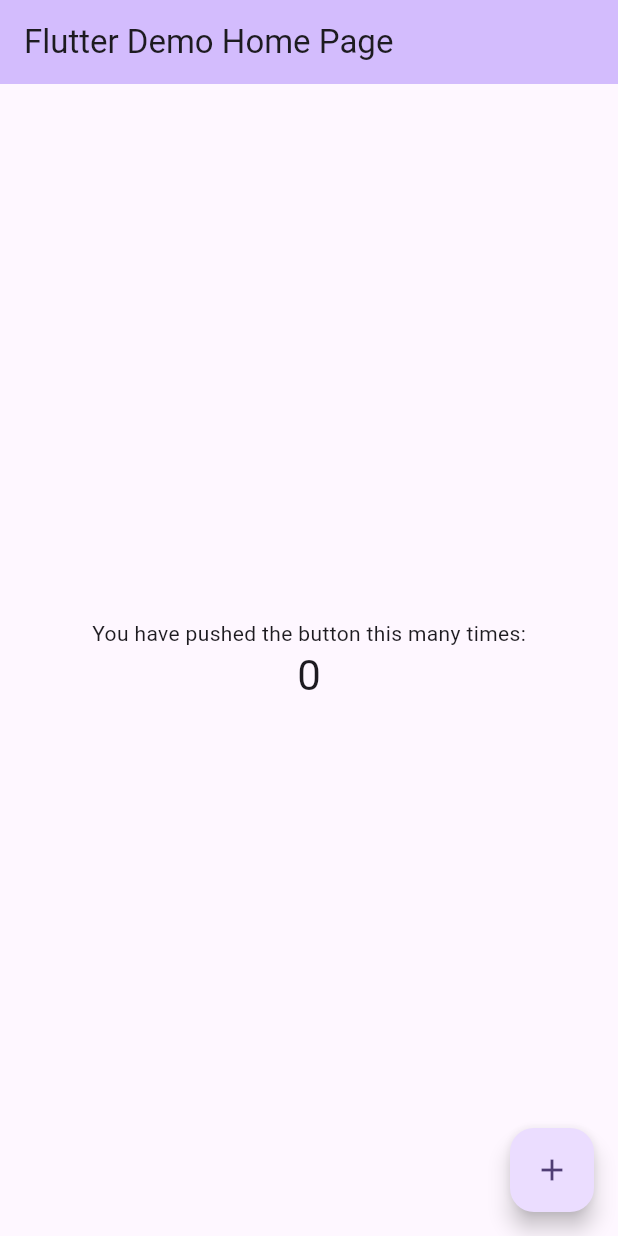
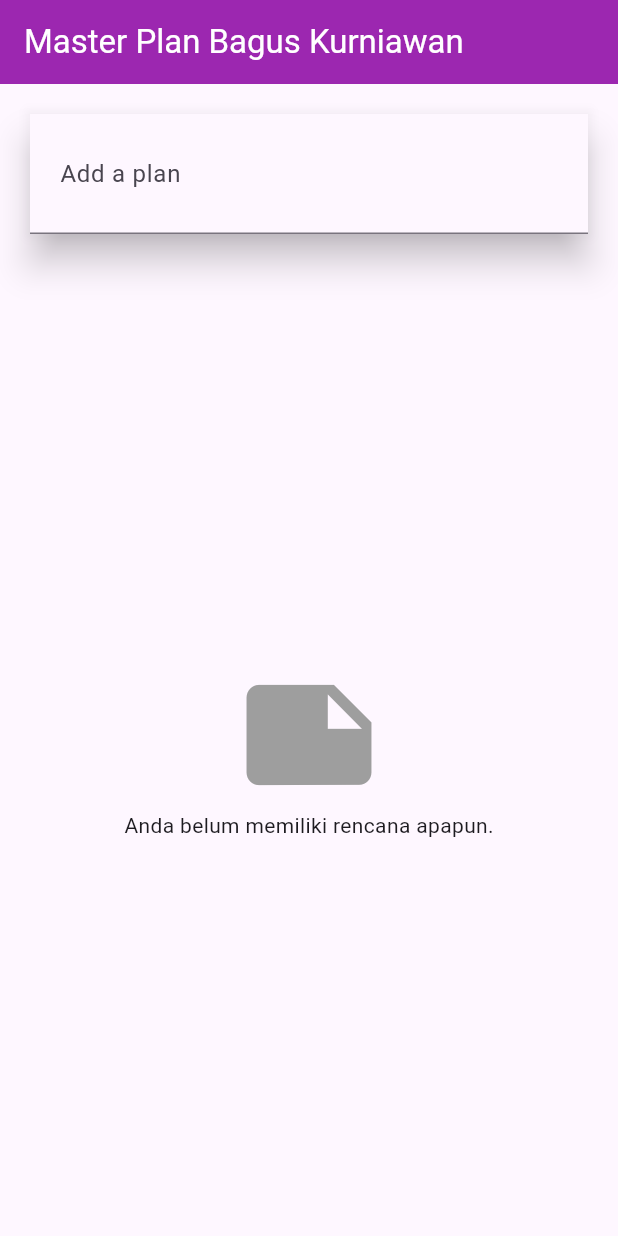
Before and after one commit to daniprtma/master_plan_, a Flutter app: the screen it shows after launch, on a phone screen of 412 x 824 dp. Run offline on Flutter 3.47's test engine with Material 3 defaults, Android fonts, the phone set to English and light mode, and no system bars.

Commit message:
main: Updated

```diff
--- a/lib/main.dart
+++ b/lib/main.dart
@@ -1,125 +1,24 @@
 import 'package:flutter/material.dart';
+import 'package:master_plan/models/plan.dart';
+import 'package:master_plan/providers/plan_providers.dart';
+import 'package:master_plan/views/plan_creator_screen.dart';
 
-void main() {
-  runApp(const MyApp());
-}
+void main() => runApp(MasterPlanApp());
 
-class MyApp extends StatelessWidget {
-  const MyApp({super.key});
+class MasterPlanApp extends StatelessWidget {
+  const MasterPlanApp({super.key});
 
-  // This widget is the root of your application.
   @override
   Widget build(BuildContext context) {
-    return MaterialApp(
-      title: 'Flutter Demo',
-      theme: ThemeData(
-        // This is the theme of your application.
-        //
-        // TRY THIS: Try running your application with "flutter run". You'll see
-        // the application has a purple toolbar. Then, without quitting the app,
-        // try changing the seedColor in the colorScheme below to Colors.green
-        // and then invoke "hot reload" (save your changes or press the "hot
-        // reload" button in a Flutter-supported IDE, or press "r" if you used
-        // the command line to start the app).
-        //
-        // Notice that the counter didn't reset back to zero; the application
-        // state is not lost during the reload. To reset the state, use hot
-        // restart instead.
-        //
-        // This works for code too, not just values: Most code changes can be
-        // tested with just a hot reload.
-        colorScheme: ColorScheme.fromSeed(seedColor: Colors.deepPurple),
-        useMaterial3: true,
+    return PlanProvider(
+      notifier: ValueNotifier<List<Plan>>(const []),
+      child: MaterialApp(
+        title: 'State management app',
+        theme: ThemeData(
+          primarySwatch: Colors.blue,
+        ),
+        home: const PlanCreatorScreen(),
       ),
-      home: const MyHomePage(title: 'Flutter Demo Home Page'),
     );
   }
 }
-
-class MyHomePage extends StatefulWidget {
-  const MyHomePage({super.key, required this.title});
-
-  // This widget is the home page of your application. It is stateful, meaning
-  // that it has a State object (defined below) that contains fields that affect
-  // how it looks.
-
-  // This class is the configuration for the state. It holds the values (in this
-  // case the title) provided by the parent (in this case the App widget) and
-  // used by the build method of the State. Fields in a Widget subclass are
-  // always marked "final".
-
-  final String title;
-
-  @override
-  State<MyHomePage> createState() => _MyHomePageState();
-}
-
-class _MyHomePageState extends State<MyHomePage> {
-  int _counter = 0;
-
-  void _incrementCounter() {
-    setState(() {
-      // This call to setState tells the Flutter framework that something has
-      // changed in this State, which causes it to rerun the build method below
-      // so that the display can reflect the updated values. If we changed
-      // _counter without calling setState(), then the build method would not be
-      // called again, and so nothing would appear to happen.
-      _counter++;
-    });
-  }
-
-  @override
-  Widget build(BuildContext context) {
-    // This method is rerun every time setState is called, for instance as done
-    // by the _incrementCounter method above.
-    //
-    // The Flutter framework has been optimized to make rerunning build methods
-    // fast, so that you can just rebuild anything that needs updating rather
-    // than having to individually change instances of widgets.
-    return Scaffold(
-      appBar: AppBar(
-        // TRY THIS: Try changing the color here to a specific color (to
-        // Colors.amber, perhaps?) and trigger a hot reload to see the AppBar
-        // change color while the other colors stay the same.
-        backgroundColor: Theme.of(context).colorScheme.inversePrimary,
-        // Here we take the value from the MyHomePage object that was created by
-        // the App.build method, and use it to set our appbar title.
-        title: Text(widget.title),
-      ),
-      body: Center(
-        // Center is a layout widget. It takes a single child and positions it
-        // in the middle of the parent.
-        child: Column(
-          // Column is also a layout widget. It takes a list of children and
-          // arranges them vertically. By default, it sizes itself to fit its
-          // children horizontally, and tries to be as tall as its parent.
-          //
-          // Column has various properties to control how it sizes itself and
-          // how it positions its children. Here we use mainAxisAlignment to
-          // center the children vertically; the main axis here is the vertical
-          // axis because Columns are vertical (the cross axis would be
-          // horizontal).
-          //
-          // TRY THIS: Invoke "debug painting" (choose the "Toggle Debug Paint"
-          // action in the IDE, or press "p" in the console), to see the
-          // wireframe for each widget.
-          mainAxisAlignment: MainAxisAlignment.center,
-          children: <Widget>[
-            const Text(
-              'You have pushed the button this many times:',
-            ),
-            Text(
-              '$_counter',
-              style: Theme.of(context).textTheme.headlineMedium,
-            ),
-          ],
-        ),
-      ),
-      floatingActionButton: FloatingActionButton(
-        onPressed: _incrementCounter,
-        tooltip: 'Increment',
-        child: const Icon(Icons.add),
-      ), // This trailing comma makes auto-formatting nicer for build methods.
-    );
-  }
-}
--- /dev/null
+++ b/lib/models/data_layers.dart
@@ -0,0 +1,2 @@
+export 'plan.dart';
+export 'task.dart';
--- /dev/null
+++ b/lib/models/plan.dart
@@ -0,0 +1,10 @@
+import './task.dart';
+
+class Plan {
+  int get completedCount => tasks.where((task) => task.complete).length;
+  String get completenessMessage => '$completedCount out of ${tasks.length} tasks';
+
+  final String name;
+  final List<Task> tasks;
+  const Plan({this.name = '', this.tasks = const []});
+}
--- /dev/null
+++ b/lib/models/task.dart
@@ -0,0 +1,6 @@
+class Task {
+  final String description;
+  final bool complete;
+
+  const Task({this.complete = false, this.description = ''});
+}
--- /dev/null
+++ b/lib/providers/plan_providers.dart
@@ -0,0 +1,14 @@
+import 'package:flutter/material.dart';
+import '../models/data_layers.dart';
+
+class PlanProvider extends
+InheritedNotifier<ValueNotifier<List<Plan>>> {
+  const PlanProvider({super.key, required Widget child, required
+ValueNotifier<List<Plan>> notifier})
+     : super(child: child, notifier: notifier);
+
+  static ValueNotifier<List<Plan>> of(BuildContext context) {
+    return context.
+dependOnInheritedWidgetOfExactType<PlanProvider>()!.notifier!;
+  }
+}
--- /dev/null
+++ b/lib/views/plan_creator_screen.dart
@@ -0,0 +1,99 @@
+import 'package:flutter/material.dart';
+import 'package:master_plan/providers/plan_providers.dart';
+import 'package:master_plan/views/plan_screen.dart';
+import '../models/data_layers.dart';
+
+class PlanCreatorScreen extends StatefulWidget {
+  const PlanCreatorScreen({super.key});
+
+  @override
+  State<PlanCreatorScreen> createState() => _PlanCreatorScreenState();
+}
+
+class _PlanCreatorScreenState extends State<PlanCreatorScreen> {
+  final textController = TextEditingController();
+
+  @override
+  void dispose() {
+    textController.dispose();
+    super.dispose();
+  }
+
+  Widget build(BuildContext context) {
+    return Scaffold(
+      appBar: AppBar(
+        title: const Text(style: TextStyle(color: Colors.white), 'Master Plan Bagus Kurniawan'),
+        backgroundColor: Colors.purple,
+      ),
+      body: Column(
+        children: [
+          _buildListCreator(),
+          Expanded(child: _buildMasterPlans()),
+        ],
+      ),
+    );
+  }
+
+  Widget _buildListCreator() {
+    return Padding(
+      padding: const EdgeInsets.all(20.0),
+      child: Material(
+        color: Theme.of(context).cardColor,
+        elevation: 10,
+        child: TextField(
+          controller: textController,
+          decoration: const InputDecoration(
+            labelText: 'Add a plan',
+            contentPadding: EdgeInsets.all(20),
+          ),
+          onEditingComplete: addPlan,
+        ),
+      ),
+    );
+  }
+
+  void addPlan() {
+    final text = textController.text;
+    if (text.isEmpty) return;
+
+    final plan = Plan(name: text, tasks: []);
+    ValueNotifier<List<Plan>> planNotifier = PlanProvider.of(context);
+    planNotifier.value = List<Plan>.from(planNotifier.value)..add(plan);
+
+    textController.clear();
+    FocusScope.of(context).requestFocus(FocusNode());
+  }
+
+  Widget _buildMasterPlans() {
+    ValueNotifier<List<Plan>> planNotifier = PlanProvider.of(context);
+    List<Plan> plans = planNotifier.value;
+
+    if (plans.isEmpty) {
+      return Column(
+        mainAxisAlignment: MainAxisAlignment.center,
+        children: const <Widget>[
+          Icon(Icons.note, size: 100, color: Colors.grey),
+          Text('Anda belum memiliki rencana apapun.'),
+        ],
+      );
+    }
+
+    return ListView.builder(
+      itemCount: plans.length,
+      itemBuilder: (context, index) {
+        final plan = plans[index];
+        return ListTile(
+          title: Text(plan.name),
+          subtitle: Text(plan.completenessMessage),
+          onTap: () {
+            Navigator.of(context).push(
+              MaterialPageRoute(
+                builder: (_) => PlanScreen(plan: plan),
+              ),
+            );
+          },
+        );
+      },
+    );
+  }
+}
--- /dev/null
+++ b/lib/views/plan_screen.dart
@@ -0,0 +1,118 @@
+import '../models/data_layers.dart';
+import 'package:flutter/material.dart';
+import 'package:master_plan/providers/plan_providers.dart';
+
+class PlanScreen extends StatefulWidget {
+  final Plan plan;
+
+  const PlanScreen({super.key, required this.plan});
+
+  @override
+  State createState() => _PlanScreenState();
+}
+
+class _PlanScreenState extends State<PlanScreen> {
+  late ScrollController scrollController;
+  Plan get plan => widget.plan;
+
+  @override
+  void initState() {
+    super.initState();
+    scrollController = ScrollController()
+      ..addListener(() {
+        FocusScope.of(context).requestFocus(FocusNode());
+      });
+  }
+
+  @override
+  void dispose() {
+    scrollController.dispose();
+    super.dispose();
+  }
+
+  @override
+  Widget build(BuildContext context) {
+    ValueNotifier<List<Plan>> plansNotifier = PlanProvider.of(context);
+
+    return Scaffold(
+      appBar: AppBar(title: Text(plan.name)),
+      body: ValueListenableBuilder<List<Plan>>(
+        valueListenable: plansNotifier,
+        builder: (context, plans, child) {
+          Plan currentPlan = plans.firstWhere((p) => p.name == plan.name);
+          return Column(
+            children: [
+              Expanded(child: _buildList(currentPlan)),
+              SafeArea(child: Text(currentPlan.completenessMessage)),
+            ],
+          );
+        },
+      ),
+      floatingActionButton: _buildAddTaskButton(context),
+    );
+  }
+
+  Widget _buildAddTaskButton(BuildContext context) {
+    ValueNotifier<List<Plan>> planNotifier = PlanProvider.of(context);
+    return FloatingActionButton(
+      child: const Icon(Icons.add),
+      onPressed: () {
+        Plan currentPlan = plan;
+        int planIndex = planNotifier.value.indexWhere((p) => p.name == currentPlan.name);
+        List<Task> updatedTasks = List<Task>.from(currentPlan.tasks)..add(const Task());
+        planNotifier.value = List<Plan>.from(planNotifier.value)
+          ..[planIndex] = Plan(
+            name: currentPlan.name,
+            tasks: updatedTasks,
+          );
+      },
+    );
+  }
+
+  Widget _buildList(Plan currentPlan) {
+    return ListView.builder(
+      controller: scrollController,
+      itemCount: currentPlan.tasks.length,
+      itemBuilder: (context, index) => _buildTaskTile(currentPlan.tasks[index], index, context),
+    );
+  }
+
+  Widget _buildTaskTile(Task task, int index, BuildContext context) {
+    ValueNotifier<List<Plan>> planNotifier = PlanProvider.of(context);
+
+    return ListTile(
+      leading: Checkbox(
+        value: task.complete,
+        onChanged: (selected) {
+          Plan currentPlan = plan;
+          int planIndex = planNotifier.value.indexWhere((p) => p.name == currentPlan.name);
+          planNotifier.value = List<Plan>.from(planNotifier.value)
+            ..[planIndex] = Plan(
+              name: currentPlan.name,
+              tasks: List<Task>.from(currentPlan.tasks)
+                ..[index] = Task(
+                  description: task.description,
+                  complete: selected ?? false,
+                ),
+            );
+        },
+      ),
+      title: TextFormField(
+        initialValue: task.description,
+        onChanged: (text) {
+          Plan currentPlan = plan;
+          int planIndex = planNotifier.value.indexWhere((p) => p.name == currentPlan.name);
+          planNotifier.value = List<Plan>.from(planNotifier.value)
+            ..[planIndex] = Plan(
+              name: currentPlan.name,
+              tasks: List<Task>.from(currentPlan.tasks)
+                ..[index] = Task(
+                  description: text,
+                  complete: task.complete,
+                ),
+            );
+        },
+      ),
+    );
+  }
+}
```
